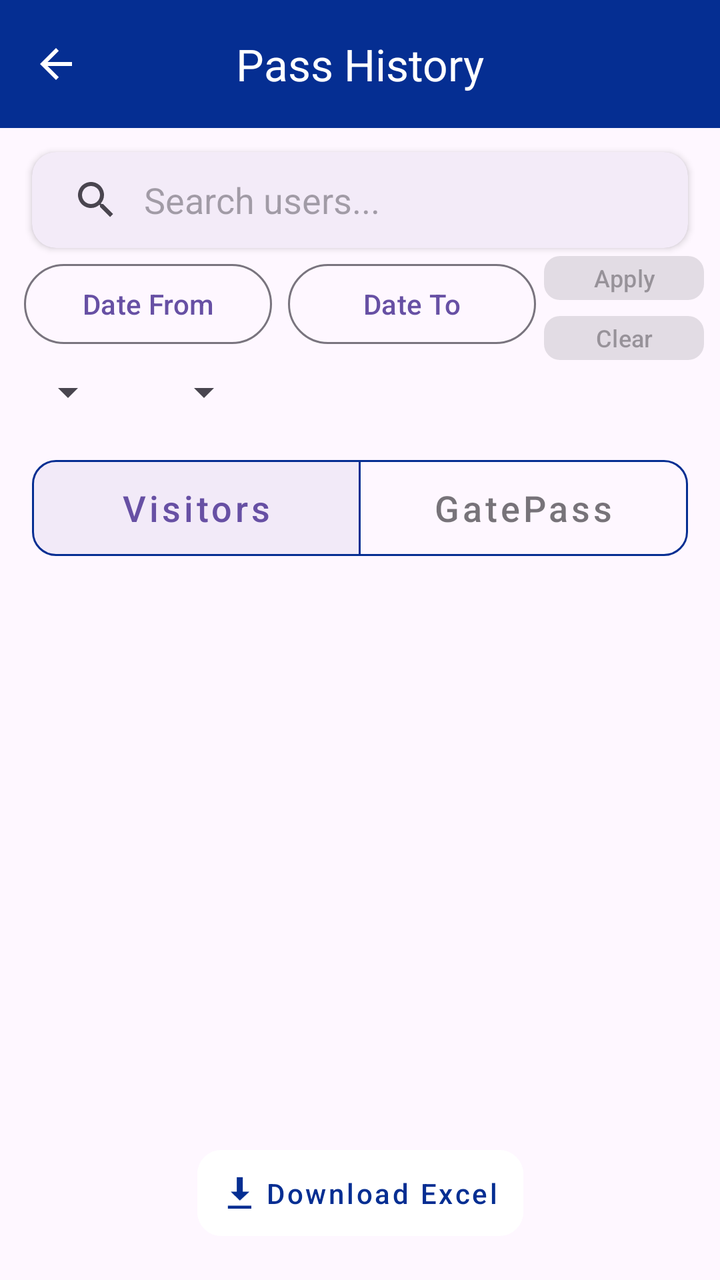
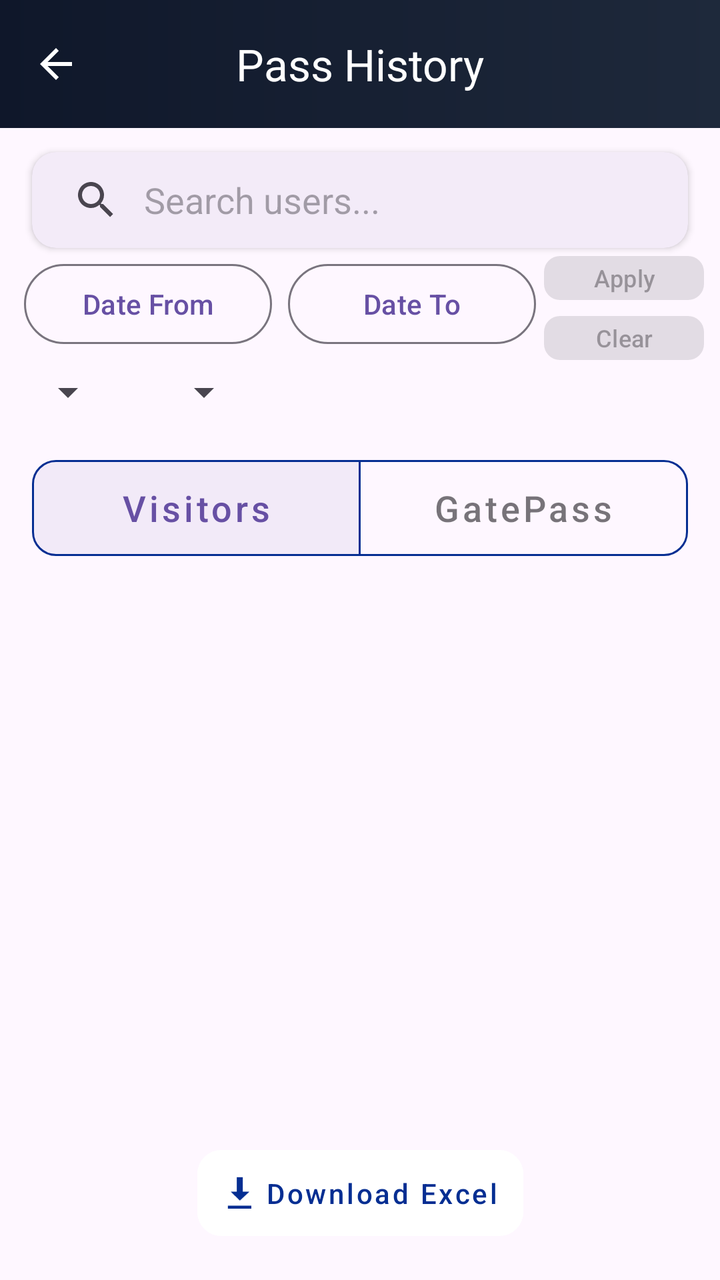

Compare the two renders of this Android layout. The source of the first and the diff that turns it into the second are given below.
<!-- AndroidManifest.xml: application theme Theme.DigitalPass -->
<!-- res/layout/activity_user_history.xml -->
<?xml version="1.0" encoding="utf-8"?>
<androidx.constraintlayout.widget.ConstraintLayout xmlns:android="http://schemas.android.com/apk/res/android"
    xmlns:app="http://schemas.android.com/apk/res-auto"
    xmlns:tools="http://schemas.android.com/tools"
    android:id="@+id/main"
    android:layout_width="match_parent"
    android:layout_height="match_parent"
    tools:context=".UserHistory">

    <com.google.android.material.appbar.MaterialToolbar
        android:id="@+id/toolbar"
        android:layout_width="match_parent"
        android:layout_height="?attr/actionBarSize"
        android:background="#052E92"
        app:layout_constraintTop_toTopOf="parent"
        app:navigationIcon="?attr/homeAsUpIndicator"
        app:navigationIconTint="#FFFFFF"
        app:title="Pass History"
        app:titleTextColor="#FFFFFF"
        app:titleCentered="true"
        app:titleTextAppearance="@style/TextAppearance.Material3.TitleLarge" />

    <com.google.android.material.card.MaterialCardView
        android:id="@+id/searchCard"
        android:layout_width="0dp"
        android:layout_height="wrap_content"
        android:layout_marginHorizontal="16dp"
        android:layout_marginTop="12dp"
        app:cardCornerRadius="12dp"
        app:cardElevation="2dp"
        app:layout_constraintEnd_toEndOf="parent"
        app:layout_constraintStart_toStartOf="parent"
        app:layout_constraintTop_toBottomOf="@id/toolbar"
        app:strokeWidth="0dp">

        <SearchView
            android:id="@+id/userManagementSearch"
            android:layout_width="match_parent"
            android:layout_height="wrap_content"
            android:iconifiedByDefault="false"
            android:queryBackground="@android:color/transparent"
            android:queryHint="Search users..." />
    </com.google.android.material.card.MaterialCardView>


    <LinearLayout
            android:layout_width="match_parent"
            android:layout_height="wrap_content"
            android:orientation="vertical"
        app:layout_constraintStart_toStartOf="parent"
        app:layout_constraintEnd_toEndOf="parent"
        app:layout_constraintTop_toBottomOf="@+id/searchCard">


        <LinearLayout
                android:id="@+id/dateContainer"
                android:layout_width="match_parent"
                android:layout_height="wrap_content"
                android:orientation="horizontal"
                android:paddingStart="8dp"
                android:paddingEnd="8dp">

                <com.google.android.material.button.MaterialButton
                    android:id="@+id/dateFromButton"
                    style="?attr/materialButtonOutlinedStyle"
                    android:layout_width="0dp"
                    android:layout_height="wrap_content"
                    android:layout_margin="4dp"
                    android:layout_weight="1"
                    android:text="Date From" />

                <com.google.android.material.button.MaterialButton
                    android:id="@+id/dateToButton"
                    style="?attr/materialButtonOutlinedStyle"
                    android:layout_width="0dp"
                    android:layout_height="wrap_content"
                    android:layout_margin="4dp"
                    android:layout_weight="1"
                    android:text="Date To" />

                <LinearLayout
                    android:layout_width="wrap_content"
                    android:layout_height="wrap_content"
                    android:orientation="vertical">

                    <Button
                        android:id="@+id/applyButton"
                        android:layout_width="80dp"
                        android:layout_height="30dp"
                        android:padding="2dp"
                        android:text="Apply"
                        android:textSize="12sp"
                        app:cornerRadius="8dp"
                        android:enabled="false"/>

                    <Button
                        android:id="@+id/clearButton"
                        android:layout_width="80dp"
                        android:layout_height="30dp"
                        android:padding="2dp"
                        android:text="Clear"
                        android:textSize="12sp"
                        app:cornerRadius="8dp"
                        android:enabled="false"/>
                </LinearLayout>
            </LinearLayout>

        <LinearLayout
            android:layout_width="match_parent"
            android:layout_height="match_parent"
            android:orientation="horizontal">

            <Spinner
                android:id="@+id/spinnerStatus"
                android:layout_width="wrap_content"
                android:layout_height="wrap_content"
                android:layout_marginLeft="10dp" />

            <Spinner
                android:id="@+id/spinnerDepartment"
                android:layout_width="wrap_content"
                android:layout_height="wrap_content"
                android:layout_marginLeft="20dp" />
        </LinearLayout>

        <com.google.android.material.button.MaterialButtonToggleGroup
                android:id="@+id/toggleGroup"
                android:layout_width="match_parent"
                android:layout_height="wrap_content"
                android:layout_margin="16dp"
                app:singleSelection="true"
                app:selectionRequired="true"
                app:checkedButton="@id/visitorListButton">

                <com.google.android.material.button.MaterialButton
                    android:id="@+id/visitorListButton"
                    style="@style/Widget.MaterialComponents.Button.OutlinedButton"
                    android:layout_width="0dp"
                    android:layout_height="60dp"
                    android:layout_weight="1"
                    android:text="Visitors"
                    android:textAllCaps="false"
                    android:textSize="18sp"
                    app:cornerRadius="12dp"
                    app:strokeColor="#052E92" />

                <com.google.android.material.button.MaterialButton
                    android:id="@+id/gatePassListButton"
                    style="@style/Widget.MaterialComponents.Button.OutlinedButton"
                    android:layout_width="0dp"
                    android:layout_height="60dp"
                    android:layout_weight="1"
                    android:text="GatePass"
                    android:textAllCaps="false"
                    android:textSize="18sp"
                    app:cornerRadius="12dp"
                    app:strokeColor="#052E92" />

            </com.google.android.material.button.MaterialButtonToggleGroup>

            <androidx.recyclerview.widget.RecyclerView
                android:id="@+id/membersRecyclerView"
                android:layout_width="match_parent"
                android:layout_height="wrap_content"
                tools:listitem="@layout/historyitem" />

        </LinearLayout>

    <com.example.digitalpass.CustomProgressBar
        android:id="@+id/customProgressBar"
        android:layout_width="200dp"
        android:layout_height="200dp"
        android:visibility="gone"
        app:layout_constraintBottom_toBottomOf="parent"
        app:layout_constraintEnd_toEndOf="parent"
        app:layout_constraintStart_toStartOf="parent"
        app:layout_constraintTop_toTopOf="parent" />

    <com.google.android.material.button.MaterialButton
        android:id="@+id/downloadCSVButton"
        style="@style/Widget.MaterialComponents.Button.TextButton"
        android:layout_width="wrap_content"
        android:layout_height="wrap_content"
        android:layout_marginBottom="16dp"
        android:backgroundTint="#FFFFFF"
        android:padding="12dp"
        android:text="Download Excel"
        android:textAllCaps="false"
        android:textColor="#052E92"
        app:cornerRadius="12dp"
        app:elevation="2dp"
        app:icon="@android:drawable/stat_sys_download"
        app:iconTint="#052E92"
        app:layout_constraintBottom_toBottomOf="parent"
        app:layout_constraintEnd_toEndOf="parent"
        app:layout_constraintStart_toStartOf="parent" />

</androidx.constraintlayout.widget.ConstraintLayout>
<!-- res/layout/historyitem.xml (included above) -->
<?xml version="1.0" encoding="utf-8"?>
<com.google.android.material.card.MaterialCardView xmlns:android="http://schemas.android.com/apk/res/android"
    xmlns:app="http://schemas.android.com/apk/res-auto"
    xmlns:tools="http://schemas.android.com/tools"
    android:id="@+id/historyItemCompleteLayout"
    android:layout_width="match_parent"
    android:layout_height="wrap_content"
    android:layout_marginHorizontal="16dp"
    android:layout_marginVertical="6dp"
    android:clickable="true"
    android:focusable="true"
    android:visibility="visible"
    app:cardCornerRadius="12dp"
    app:cardElevation="1dp"
    app:strokeWidth="0dp">

    <androidx.constraintlayout.widget.ConstraintLayout
        android:layout_width="match_parent"
        android:layout_height="wrap_content"
        android:padding="12dp">

        <com.google.android.material.imageview.ShapeableImageView
            android:id="@+id/memberImage"
            android:layout_width="56dp"
            android:layout_height="56dp"
            android:scaleType="centerCrop"
            android:src="@drawable/user_icon"
            app:layout_constraintBottom_toBottomOf="parent"
            app:layout_constraintStart_toStartOf="parent"
            app:layout_constraintTop_toTopOf="parent"
            app:shapeAppearanceOverlay="@style/CircleImageView" />

        <TextView
            android:id="@+id/memberName"
            android:layout_width="0dp"
            android:layout_height="wrap_content"
            android:layout_marginStart="16dp"
            android:ellipsize="end"
            android:maxLines="1"
            android:text="Member Name"
            android:textAppearance="@style/TextAppearance.Material3.TitleMedium"
            android:textColor="#2D3436"
            app:layout_constraintEnd_toEndOf="parent"
            app:layout_constraintStart_toEndOf="@id/memberImage"
            app:layout_constraintTop_toTopOf="@id/memberImage"
            app:layout_constraintVertical_chainStyle="packed" />

        <TextView
            android:id="@+id/memberRole"
            android:layout_width="0dp"
            android:layout_height="wrap_content"
            android:layout_marginTop="2dp"
            android:text="Member Role"
            android:textAppearance="@style/TextAppearance.Material3.BodyMedium"
            android:textColor="#636E72"
            app:layout_constraintEnd_toEndOf="parent"
            app:layout_constraintStart_toStartOf="@id/memberName"
            app:layout_constraintTop_toBottomOf="@id/memberName" />

        <TextView
            android:id="@+id/applyDateTime"
            android:layout_width="0dp"
            android:layout_height="wrap_content"
            android:text="Date time"
            android:textAppearance="@style/TextAppearance.Material3.BodyMedium"
            android:textColor="#636E72"
            android:visibility="gone"
            app:layout_constraintEnd_toEndOf="parent"
            app:layout_constraintStart_toStartOf="@id/memberName"
            app:layout_constraintTop_toBottomOf="@+id/memberRole" />

    </androidx.constraintlayout.widget.ConstraintLayout>

</com.google.android.material.card.MaterialCardView>
<!-- resources referenced by this layout -->
<resources>
  <!-- drawable user_icon: png bitmap (drawable, 5769 bytes) -->
  <style name="CircleImageView">
          <item name="cornerSize">50%</item>
      </style>
  <style name="Theme.DigitalPass" parent="Base.Theme.DigitalPass" />
  <style name="Base.Theme.DigitalPass" parent="Theme.Material3.Light.NoActionBar">
          
          
      </style>
</resources>

<!-- the commit's change to res/layout/activity_user_history.xml (unified diff, before → after) -->
@@ -11,7 +11,7 @@
         android:id="@+id/toolbar"
         android:layout_width="match_parent"
         android:layout_height="?attr/actionBarSize"
-        android:background="#052E92"
+        android:background="@drawable/appbar_gradient_bg"
         app:layout_constraintTop_toTopOf="parent"
         app:navigationIcon="?attr/homeAsUpIndicator"
         app:navigationIconTint="#FFFFFF"
<!-- resource entries referenced after the edit -->
@@ -1,5 +1,15 @@
 <!-- resources referenced by this layout -->
 <resources>
+  <!-- drawable appbar_gradient_bg (drawable) -->
+  <?xml version="1.0" encoding="utf-8"?>
+  <shape xmlns:android="http://schemas.android.com/apk/res/android"
+      android:shape="rectangle">
+      <gradient
+          android:startColor="#0F172A"
+          android:endColor="#1E293B"
+          android:angle="0"
+          android:type="linear" />
+  </shape>
   <!-- drawable user_icon: png bitmap (drawable, 5769 bytes) -->
   <style name="CircleImageView">
           <item name="cornerSize">50%</item>
